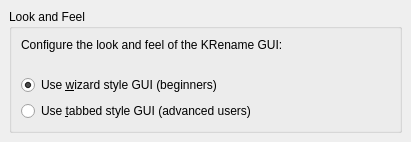
First picture: the form in src/guimodeselector.ui, repository KDE/krename, before the edit.
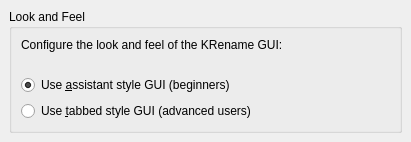
Second picture: the form after the edit.

Commit message: Wording: wizard -> assistant

Patch:
```diff
--- a/src/guimodeselector.ui
+++ b/src/guimodeselector.ui
@@ -54,7 +54,7 @@
       <item>
        <widget class="QRadioButton" name="optionWizard" >
         <property name="text" >
-         <string>Use &amp;wizard style GUI (beginners)</string>
+         <string>Use &amp;assistant style GUI (beginners)</string>
         </property>
         <property name="checked" >
          <bool>true</bool>
```
The commit also changes 1 other file.
